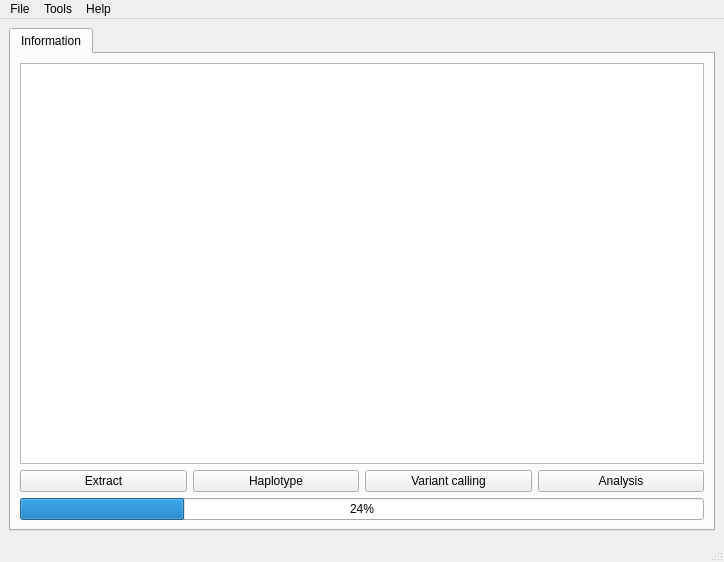
Above: wgse/gui/form.ui from DoubleHelixApp/DoubleHelix before the change. Below: the same form after it.
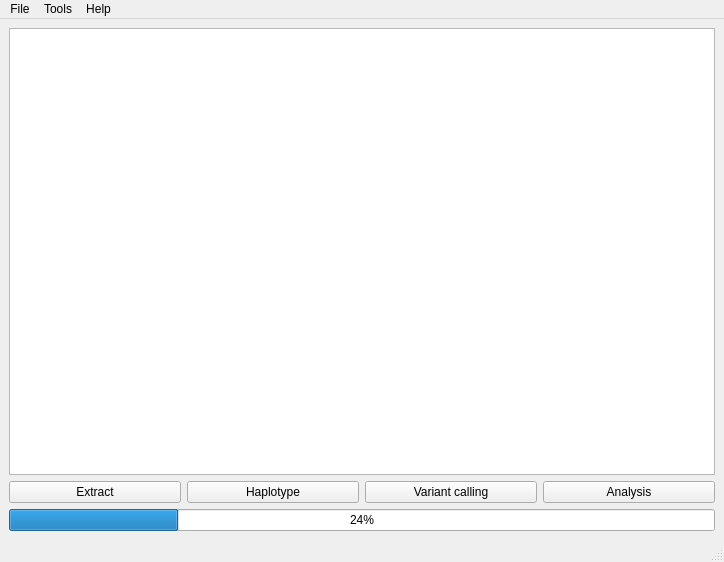
That is the form after the change.

What changed in the file:
```diff
--- a/wgse/gui/form.ui
+++ b/wgse/gui/form.ui
@@ -14,45 +14,7 @@
    <string>WGSE - Genome sequencing data manipulation tool</string>
   </property>
   <widget class="QWidget" name="centralwidget">
-   <layout class="QGridLayout" name="gridLayout_6">
-    <item row="0" column="0">
-     <widget class="QTabWidget" name="tabWidget">
-      <property name="currentIndex">
-       <number>0</number>
-      </property>
-      <widget class="QWidget" name="informationTab">
-       <attribute name="title">
-        <string>Information</string>
-       </attribute>
        <layout class="QGridLayout" name="gridLayout">
-        <item row="2" column="1">
-         <widget class="QPushButton" name="pushButton_6">
-          <property name="text">
-           <string>Haplotype</string>
-          </property>
-         </widget>
-        </item>
-        <item row="2" column="0">
-         <widget class="QPushButton" name="exportButton">
-          <property name="text">
-           <string>Extract</string>
-          </property>
-         </widget>
-        </item>
-        <item row="2" column="2">
-         <widget class="QPushButton" name="pushButton_7">
-          <property name="text">
-           <string>Variant calling</string>
-          </property>
-         </widget>
-        </item>
-        <item row="2" column="3">
-         <widget class="QPushButton" name="pushButton">
-          <property name="text">
-           <string>Analysis</string>
-          </property>
-         </widget>
-        </item>
         <item row="0" column="0" colspan="4">
          <widget class="QTableWidget" name="fileInformationTable">
           <property name="sizePolicy">
@@ -111,15 +73,39 @@
           </attribute>
          </widget>
         </item>
-        <item row="4" column="0" colspan="4">
+    <item row="1" column="0">
+     <widget class="QPushButton" name="exportButton">
+      <property name="text">
+       <string>Extract</string>
+      </property>
+     </widget>
+    </item>
+    <item row="1" column="1">
+     <widget class="QPushButton" name="pushButton_6">
+      <property name="text">
+       <string>Haplotype</string>
+      </property>
+     </widget>
+    </item>
+    <item row="1" column="2">
+     <widget class="QPushButton" name="pushButton_7">
+      <property name="text">
+       <string>Variant calling</string>
+      </property>
+     </widget>
+    </item>
+    <item row="1" column="3">
+     <widget class="QPushButton" name="pushButton">
+      <property name="text">
+       <string>Analysis</string>
+      </property>
+     </widget>
+    </item>
+    <item row="2" column="0" colspan="4">
          <widget class="QProgressBar" name="progressBar">
           <property name="value">
            <number>24</number>
           </property>
-         </widget>
-        </item>
-       </layout>
-      </widget>
      </widget>
     </item>
    </layout>
```
Lines whose indentation alone changed are shown as unchanged.
